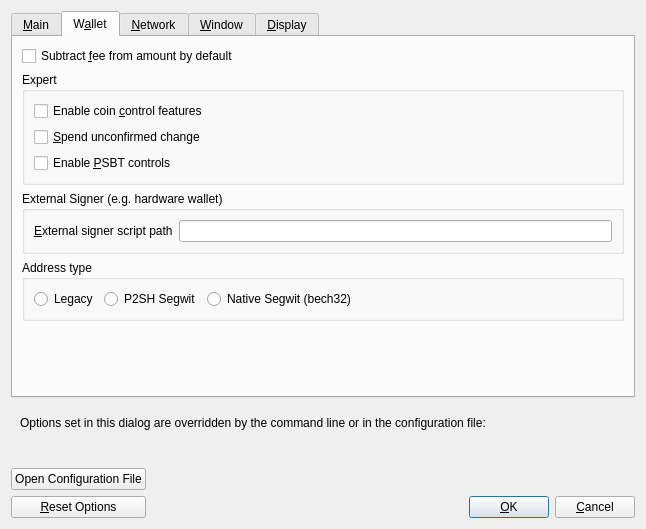
bitcoincore-dev/bitcoin-2001-863168-294116-d812cf1189, file src/qt/forms/optionsdialog.ui: the form before one commit.
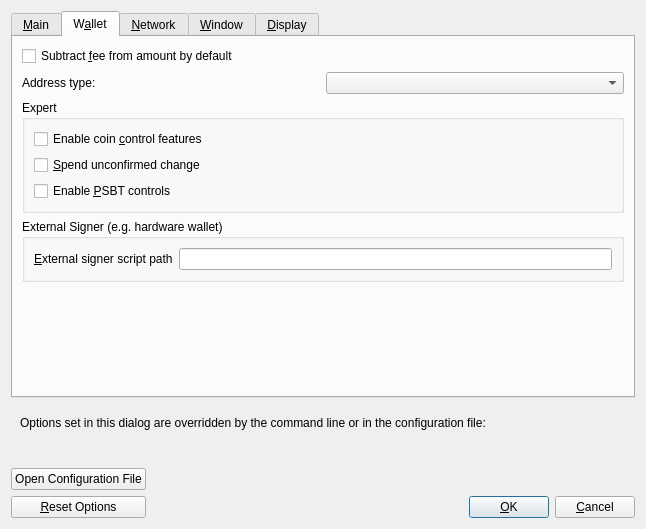
The form after the commit. The open tabs and pages were chosen to show the change. Custom widgets are drawn as their Qt base class.

Commit message: GUI: Options: Replace addresstype radioboxes with a combobox to match Receive dialog

The edit to the form file:
```diff
--- a/src/qt/forms/optionsdialog.ui
+++ b/src/qt/forms/optionsdialog.ui
@@ -226,6 +226,27 @@
          </property>
         </widget>
        </item>
+       <item>
+        <layout class="QHBoxLayout">
+         <item>
+          <widget class="QLabel">
+           <property name="text">
+            <string>Address type:</string>
+           </property>
+           <property name="buddy">
+            <cstring>addressType</cstring>
+           </property>
+          </widget>
+         </item>
+         <item>
+          <widget class="QValueComboBox" name="addressType">
+           <property name="toolTip">
+            <string>Choose the default address type to select when receiving coins.</string>
+           </property>
+          </widget>
+         </item>
+        </layout>
+       </item>
        <item>
         <widget class="QGroupBox" name="groupBox">
          <property name="title">
@@ -295,57 +316,6 @@
          </layout>
         </widget>
        </item>
-       <item>
-        <widget class="QGroupBox" name="groupBoxAddressType">
-         <property name="title">
-          <string>Address type</string>
-         </property>
-         <property name="checkable">
-          <bool>false</bool>
-         </property>
-         <layout class="QHBoxLayout" name="layoutAddressType">
-          <item>
-           <widget class="QRadioButton" name="addressTypeLegacy">
-            <property name="sizePolicy">
-             <sizepolicy hsizetype="Minimum" vsizetype="Fixed">
-              <horstretch>0</horstretch>
-              <verstretch>0</verstretch>
-             </sizepolicy>
-            </property>
-            <property name="text">
-             <string>Legacy</string>
-            </property>
-           </widget>
-          </item>
-          <item>
-           <widget class="QRadioButton" name="addressTypeP2SH_Segwit">
-            <property name="sizePolicy">
-             <sizepolicy hsizetype="Minimum" vsizetype="Fixed">
-              <horstretch>0</horstretch>
-              <verstretch>0</verstretch>
-             </sizepolicy>
-            </property>
-            <property name="text">
-             <string>P2SH Segwit</string>
-            </property>
-           </widget>
-          </item>
-          <item>
-           <widget class="QRadioButton" name="addressTypeBech32">
-            <property name="sizePolicy">
-             <sizepolicy hsizetype="MinimumExpanding" vsizetype="Fixed">
-              <horstretch>0</horstretch>
-              <verstretch>0</verstretch>
-             </sizepolicy>
-            </property>
-            <property name="text">
-             <string>Native Segwit (bech32)</string>
-            </property>
-           </widget>
-          </item>
-         </layout>
-        </widget>
-       </item>
        <item>
         <spacer name="verticalSpacer_Wallet">
          <property name="orientation">
```
The commit also changes 1 other file.
